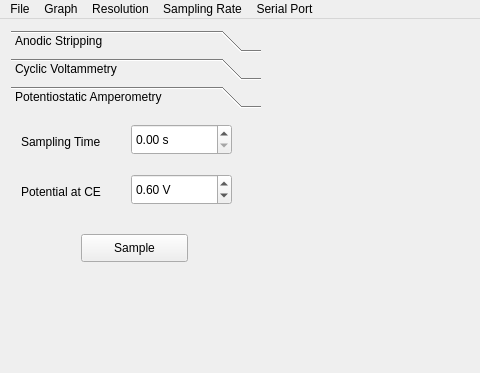
UCDiGEM/OliView, file mainwindow.ui: the form before one commit; both pictures show x 0 to 480 and y 0 to 373 of the 1000 by 654 pixel window.
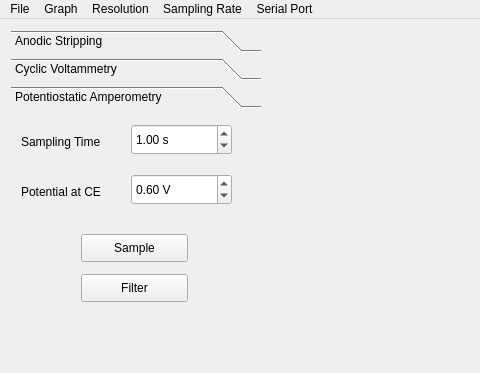
The form after the commit. The open tabs and pages were chosen to show the change. Custom widgets are drawn as their Qt base class.

```diff
--- a/mainwindow.ui
+++ b/mainwindow.ui
@@ -355,7 +355,7 @@
          <x>0</x>
          <y>0</y>
          <width>250</width>
-         <height>417</height>
+         <height>460</height>
         </rect>
        </property>
        <attribute name="label">
@@ -414,6 +414,9 @@
         <property name="singleStep">
          <double>0.010000000000000</double>
         </property>
+        <property name="value">
+         <double>1.000000000000000</double>
+        </property>
        </widget>
        <widget class="QLabel" name="label_12">
         <property name="geometry">
@@ -441,6 +444,19 @@
          <string>Sample</string>
         </property>
        </widget>
+       <widget class="QPushButton" name="Filter">
+        <property name="geometry">
+         <rect>
+          <x>70</x>
+          <y>160</y>
+          <width>107</width>
+          <height>28</height>
+         </rect>
+        </property>
+        <property name="text">
+         <string>Filter</string>
+        </property>
+       </widget>
       </widget>
       <widget class="QWidget" name="toolBoxPage4_2">
        <property name="geometry">
```
Left out of the diff: 27 changed lines with no effect on the pictures.
